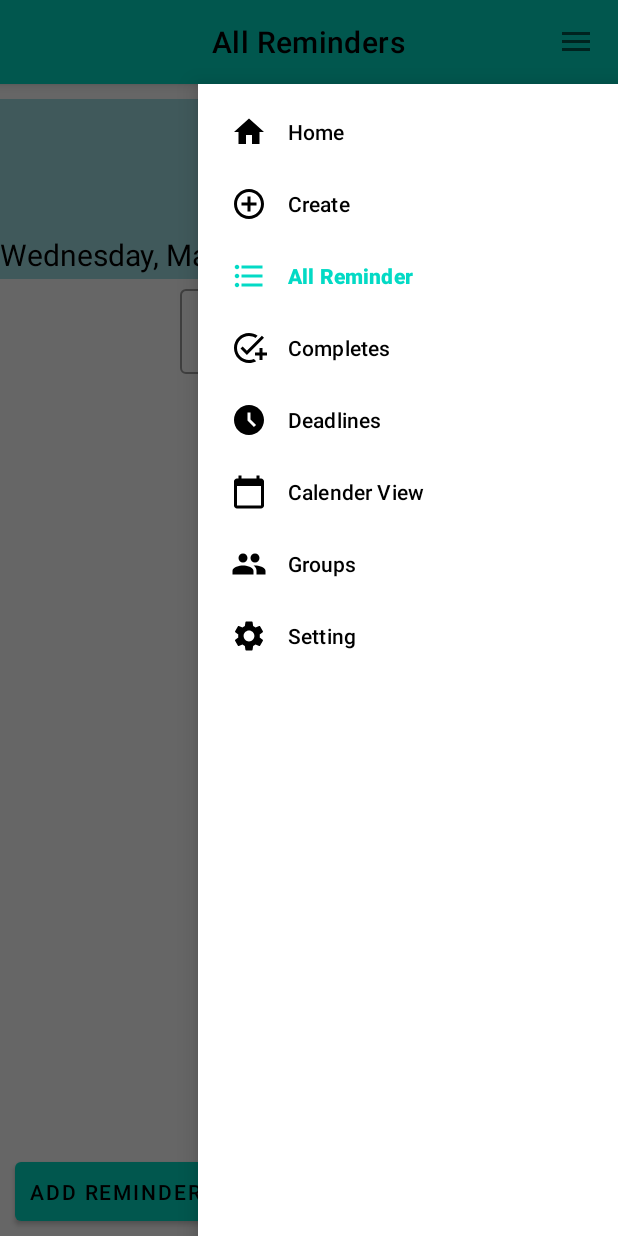
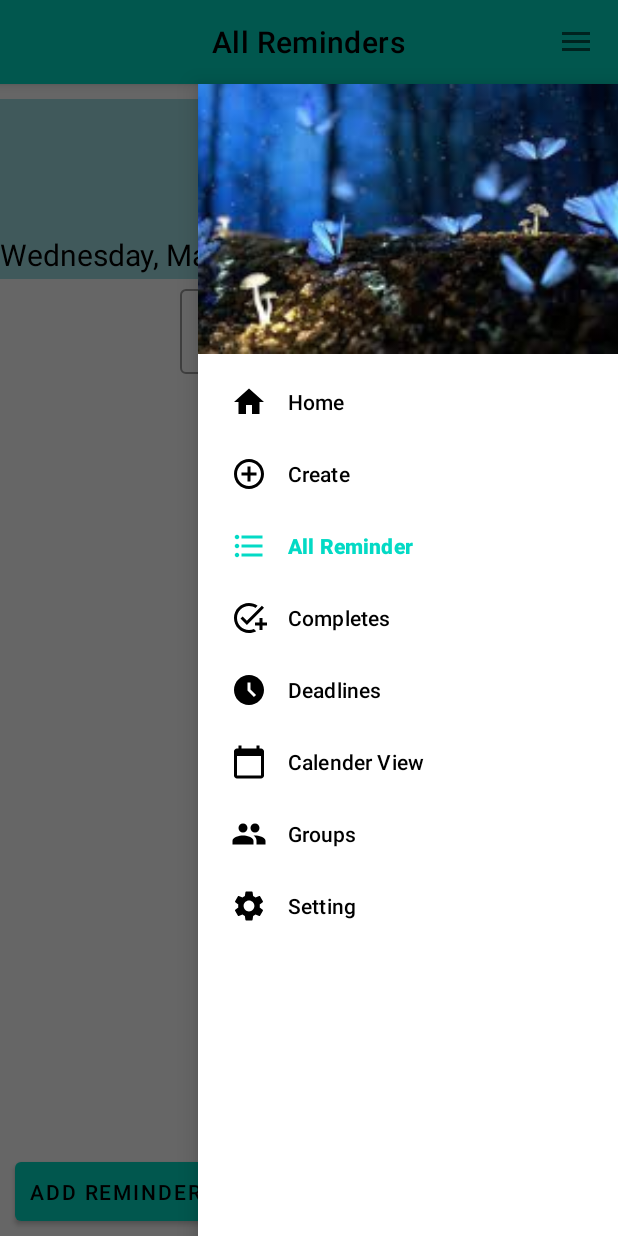
Before and after one commit to gunishkatar/StreamlineLife, an Android app: the AllReminderPage screen opened through its navigation route, with the side drawer open, on a phone screen of 412 x 824 dp. Run offline under Robolectric (Android 15) with nearby library versions, the phone set to English and light mode, and no system bars; our stand-ins replace navigation-ui.

Commit message:
fix navigation and add image in the drawer

```diff
--- a/app/src/main/java/com/example/streamlinelife/CustomAdapterReminder.kt
+++ b/app/src/main/java/com/example/streamlinelife/CustomAdapterReminder.kt
@@ -67,6 +67,7 @@ class CustomAdapterReminder(
      * “Android Alert Dialog using Kotlin,” JournalDev, 12-Jun-2020. [Online]. Available: https://www.journaldev.com/309/android-alert-dialog-using-kotlin. [Accessed: 25-Mar-2022].
      * */
     private fun alertfunction(view: View, saveIDsForDelete: Int) {
+        println("-----------------------------------------------------  " + view.context::class.qualifiedName)
         val alertDialog = AlertDialog.Builder(view.context)
         alertDialog.setTitle("Delete this Reminder?")
         alertDialog.setMessage("Do you want to Delete Reminder")
--- a/app/src/main/java/com/example/streamlinelife/MainActivity.kt
+++ b/app/src/main/java/com/example/streamlinelife/MainActivity.kt
@@ -9,6 +9,7 @@ import androidx.core.view.GravityCompat
 import androidx.drawerlayout.widget.DrawerLayout
 import androidx.appcompat.widget.Toolbar
 import androidx.fragment.app.Fragment
+import androidx.fragment.app.FragmentManager
 import androidx.navigation.NavController
 import androidx.navigation.findNavController
 import androidx.navigation.ui.AppBarConfiguration
@@ -18,8 +19,6 @@ import androidx.navigation.ui.setupWithNavController
 import com.google.android.material.navigation.NavigationView
 
 class MainActivity : AppCompatActivity(){
-
-    //, NavigationView.OnNavigationItemSelectedListener
     /**
      * FOR the navigation Drawer (Navigation)
      *
@@ -48,13 +47,14 @@ class MainActivity : AppCompatActivity(){
         navigation_menu = findViewById(R.id.navigationbar)
 
         appBarConfiguration = AppBarConfiguration(
-            setOf(R.id.homePage, R.id.createReminderFragment, R.id.allReminderPage, R.id.completedPage, R.id.deadlinePage, R.id.calenderPage, R.id.grouplist, R.id.settingPage),
+            setOf(R.id.HomePage, R.id.createReminderFragment, R.id.allReminderPage, R.id.completedPage, R.id.deadlinePage, R.id.calenderPage, R.id.HomePage, R.id.settingPage),
             drawerlayout
         )
 
         navcontroller = findNavController(R.id.fragment_container_view)
         setupActionBarWithNavController(navcontroller,appBarConfiguration)
         navigation_menu.setupWithNavController(navcontroller)
+
 
         /**
          *
--- a/app/src/main/res/layout/activity_main.xml
+++ b/app/src/main/res/layout/activity_main.xml
@@ -52,6 +52,10 @@
     </LinearLayout>
 
     <!--  navigation view  -->
+    <!--
+        https://stackoverflow.com/questions/34289834/add-header-with-user-image-to-navigation-drawerrefer to this link that how can i add image in the navigation drawer
+        Eman87, Eman87Eman87 2, Chintan SoniChintan Soni 23.6k2525 gold badges101101 silver badges167167 bronze badges, and mesmes 3, “Add header with user image to Navigation Drawer,” Stack Overflow, 01-Oct-1963. [Online]. Available: https://stackoverflow.com/questions/34289834/add-header-with-user-image-to-navigation-drawer. [Accessed: 30-Mar-2022].
+     -->
     <com.google.android.material.navigation.NavigationView
         android:id="@+id/navigationbar"
         android:layout_width="wrap_content"
@@ -60,5 +64,6 @@
         android:fitsSystemWindows="true"
         android:layout_gravity="start"
         android:layoutDirection="ltr"
+        app:headerLayout="@layout/imageinthenavigationdrawer"
         app:menu="@menu/draw_navigation_menu"/>
 </androidx.drawerlayout.widget.DrawerLayout>
--- a/app/src/main/res/layout/fragment_create_group.xml
+++ b/app/src/main/res/layout/fragment_create_group.xml
@@ -72,7 +72,7 @@
             android:layout_marginTop="20dp"
             android:layout_marginStart="20dp"
             android:layout_marginEnd="20dp"
-            android:text="@string/your_group_icon_is" />
+            android:text="@string/pick_icon_for_group" />
 
         <TextView
             android:layout_width="match_parent"
@@ -81,7 +81,7 @@
             android:layout_marginStart="20dp"
             android:layout_marginEnd="20dp"
             android:theme="@style/textcolorInDarkMode"
-            android:text="@string/pick_icon_for_group"
+            android:text="@string/your_group_icon_is"
             android:textAlignment="center"
             android:textSize="22sp" />
 
--- /dev/null
+++ b/app/src/main/res/layout/imageinthenavigationdrawer.xml
@@ -0,0 +1,21 @@
+<?xml version="1.0" encoding="utf-8"?>
+<!--
+Image scale type is taken from the
+juljul 34.9k6464 gold badges182182 silver badges308308 bronze badges, Display NameDisplay Name  7, Jarno ArgillanderJarno Argillander  5, dieseldiesel   3, Naresh SharmaNaresh Sharma  4, DeeFourDeeFour  38433 silver badges1515 bronze badges, ThunderstickThunderstick  1, Nikita VishwakarmaNikita Vishwakarma 10511 silver badge33 bronze badges, MikeyBMikeyB  12822 silver badges77 bronze badges, Volodymyr KulykVolodymyr Kulyk 6, Harvinder SinghHarvinder Singh 1, Abhay AnandAbhay Anand 56244 silver badges1212 bronze badges, Ronny KRonny K 3, alekshandrualekshandru 15911 silver badge33 bronze badges, the_dude_abidesthe_dude_abides 54344 silver badges1010 bronze badges, Bilal DemirBilal Demir  44344 silver badges1414 bronze badges, Ritesh NamdevRitesh Namdev  1133 bronze badges, and myworldboxmyworldbox 15522 silver badges1111 bronze badges, “Fit image into ImageView, keep aspect ratio and then resize ImageView to image dimensions?,” Stack Overflow, 01-Sep-1959.
+[Online]. Available: https://stackoverflow.com/questions/8232608/fit-image-into-imageview-keep-aspect-ratio-and-then-resize-imageview-to-image-d.
+[Accessed: 30-Mar-2022].
+
+Image is taken from the given link
+“Close-up photo of glowing blue butterflies - pexels.”
+[Online]. Available: https://www.pexels.com/photo/close-up-photo-of-glowing-blue-butterflies-326055/.
+[Accessed: 30-Mar-2022].
+
+-->
+
+<ImageView xmlns:android="http://schemas.android.com/apk/res/android"
+    android:layout_width="match_parent"
+    android:layout_height="180dp"
+    android:scaleType="centerCrop"
+    xmlns:tools="http://schemas.android.com/tools"
+    android:src="@mipmap/navigation"
+    tools:ignore="ContentDescription" />
--- a/app/src/main/res/menu/draw_navigation_menu.xml
+++ b/app/src/main/res/menu/draw_navigation_menu.xml
@@ -11,7 +11,7 @@
     tools:showIn="navigation_view">
 
     <item
-        android:id="@+id/homePage"
+        android:id="@+id/HomePage"
         android:icon="@drawable/navigation_home_page"
         android:title="@string/home"/>
     <item
@@ -35,9 +35,8 @@
         android:icon="@drawable/navigation_calendar_page"
         android:title="@string/calender_view"/>
     <item
-        android:id="@+id/grouplist"
         android:icon="@drawable/navigation_group_page"
-        android:title="@string/groups"/>
+        android:title="@string/groups" />
     <item
         android:id="@+id/settingPage"
         android:icon="@drawable/navigation_setting_page"
--- a/app/src/main/res/navigation/navigation_graph.xml
+++ b/app/src/main/res/navigation/navigation_graph.xml
@@ -3,10 +3,10 @@
     xmlns:app="http://schemas.android.com/apk/res-auto"
     xmlns:tools="http://schemas.android.com/tools"
     android:id="@+id/navigation_graph"
-    app:startDestination="@id/homePage">
+    app:startDestination="@id/HomePage">
 
     <fragment
-        android:id="@+id/homePage"
+        android:id="@+id/HomePage"
         android:name="com.example.streamlinelife.HomePage"
         android:label="StreamLine Life">
         <action
@@ -32,7 +32,7 @@
         android:label="Create Reminder">
         <action
             android:id="@+id/action_createReminderFragment_to_homePage"
-            app:destination="@id/homePage" />
+            app:destination="@id/HomePage" />
         <action
             android:id="@+id/action_createReminderFragment_to_allReminderPage"
             app:destination="@id/allReminderPage" />
@@ -54,7 +54,7 @@
             app:destination="@id/allReminderPage" />
         <action
             android:id="@+id/action_completedPage_to_homePage"
-            app:destination="@id/homePage" />
+            app:destination="@id/HomePage" />
     </fragment>
 
     <fragment
@@ -83,7 +83,7 @@
             app:destination="@id/allReminderPage" />
         <action
             android:id="@+id/action_deadlinePage_to_homePage"
-            app:destination="@id/homePage" />
+            app:destination="@id/HomePage" />
     </fragment>
 
     <fragment
@@ -92,7 +92,7 @@
         android:label="Create Group">
         <action
             android:id="@+id/action_createGroupFragment_to_homePage"
-            app:destination="@id/homePage" />
+            app:destination="@id/HomePage" />
     </fragment>
 
     <fragment
```
Also changed, not shown: app/src/main/res/mipmap-xhdpi/navigation.jpeg (added).
